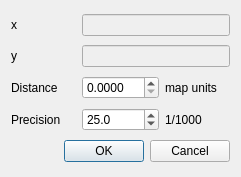
Qt form ui_place_distance.ui (3nids/intersectit) before a commit.
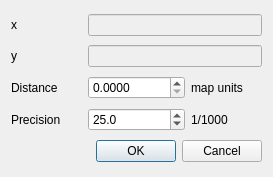
The same form after that commit.

Commit message: increased max length for distances to 999km

```diff
--- a/ui_place_distance.ui
+++ b/ui_place_distance.ui
@@ -6,7 +6,7 @@
    <rect>
     <x>0</x>
     <y>0</y>
-    <width>241</width>
+    <width>273</width>
     <height>177</height>
    </rect>
   </property>
@@ -27,7 +27,7 @@
       <number>4</number>
      </property>
      <property name="maximum">
-      <double>999.990000000000009</double>
+      <double>999999.989999999990687</double>
      </property>
      <property name="singleStep">
       <double>1.000000000000000</double>
```
The commit also changes 1 other file.
